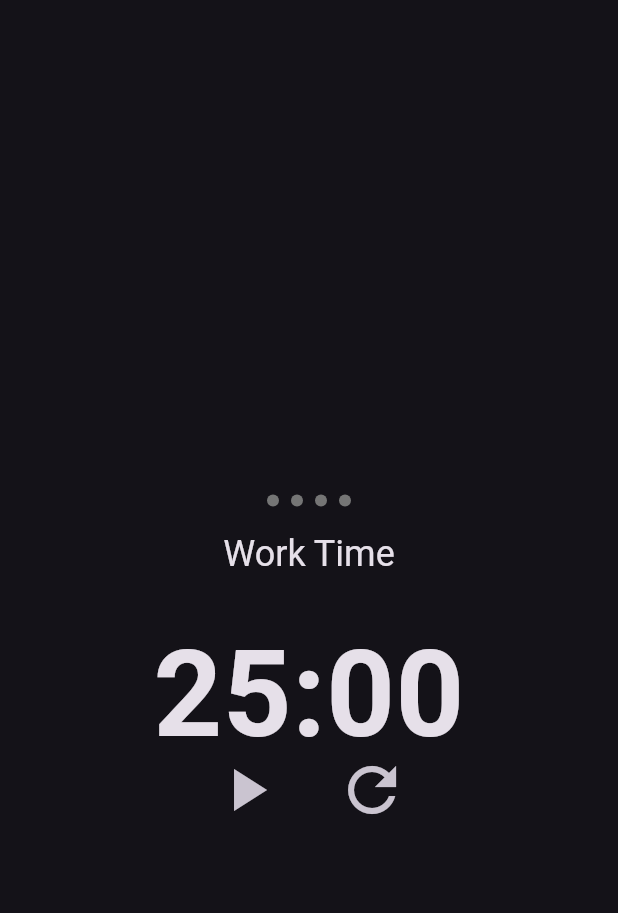
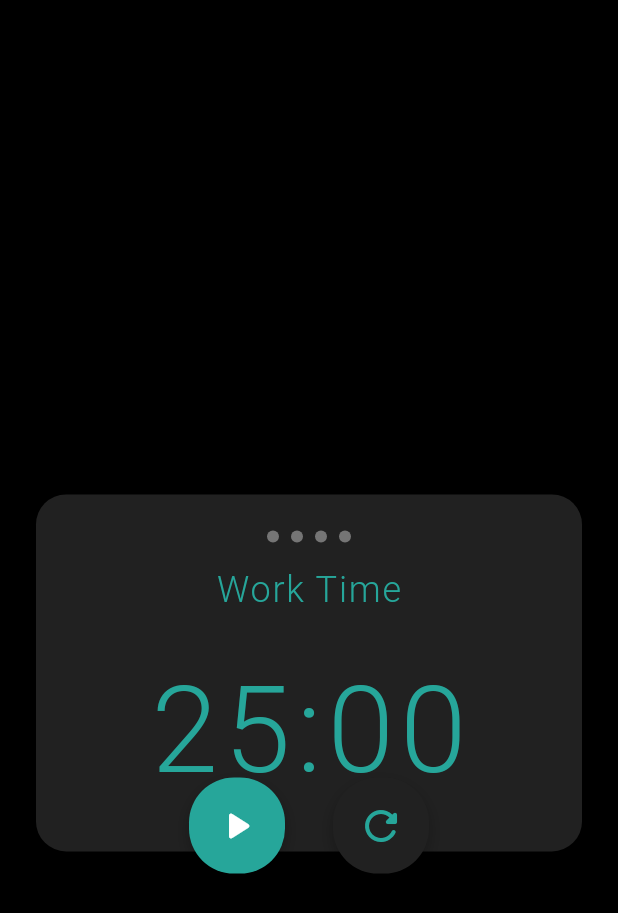
Before and after one commit to aksoyalpi/pomodoro, a Flutter app: the screen it shows after launch, on a phone screen of 412 x 824 dp. Shown: the top 913 px of the screen. Run offline on Flutter 3.47's test engine with Material 3 defaults, Android fonts, the phone set to English and light mode, and no system bars; our stand-ins replace audioplayers.

Commit message:
made it look better with theme colors (teal accent) and card style

```diff
--- a/lib/main.dart
+++ b/lib/main.dart
@@ -12,7 +12,22 @@ class PomodoroApp extends StatelessWidget {
   Widget build(BuildContext context) {
     return MaterialApp(
       title: 'Pomodoro Timer',
-      theme: ThemeData(primarySwatch: Colors.red, brightness: Brightness.dark),
+      theme: ThemeData(
+        colorScheme: ColorScheme.dark(
+          primary: Colors.teal[400]!,
+          secondary: Colors.tealAccent,
+          surface: Colors.grey[900]!,
+          background: Colors.black,
+        ),
+        useMaterial3: true,
+        textTheme: const TextTheme(
+          headlineSmall: TextStyle(
+            fontSize: 24,
+            fontWeight: FontWeight.w300,
+            letterSpacing: 1.2,
+          ),
+        ),
+      ),
       home: const TimerScreen(),
     );
   }
--- a/lib/screens/timer_screen.dart
+++ b/lib/screens/timer_screen.dart
@@ -177,6 +177,7 @@ class TimerScreenState extends State<TimerScreen>
   @override
   Widget build(BuildContext context) {
     return Scaffold(
+      backgroundColor: Theme.of(context).colorScheme.background,
       body: AnimatedBuilder(
         animation: _animationController,
         builder: (context, child) {
@@ -189,8 +190,24 @@ class TimerScreenState extends State<TimerScreen>
                     _timerPositionAnimation.value,
                 left: 0,
                 right: 0,
+                child: GestureDetector(
+                  onTap: _isRunning ? null : _showSettings,
                   child: Opacity(
                     opacity: _timerOpacityAnimation.value,
+                    child: Container(
+                      margin: const EdgeInsets.symmetric(horizontal: 24),
+                      padding: const EdgeInsets.all(24),
+                      decoration: BoxDecoration(
+                        color: Theme.of(context).colorScheme.surface,
+                        borderRadius: BorderRadius.circular(20),
+                        boxShadow: [
+                          BoxShadow(
+                            color: Colors.black26,
+                            blurRadius: 10,
+                            offset: const Offset(0, 5),
+                          ),
+                        ],
+                      ),
                       child: Column(
                         children: [
                           RoundIndicators(
@@ -200,28 +217,40 @@ class TimerScreenState extends State<TimerScreen>
                           const SizedBox(height: 16),
                           Text(
                             _isWorkTime ? 'Work Time' : 'Break Time',
-                        style: Theme.of(context).textTheme.headlineSmall,
+                            style: Theme.of(context).textTheme.headlineSmall
+                                ?.copyWith(
+                                  color: Theme.of(context).colorScheme.primary,
+                                ),
                           ),
                           const SizedBox(height: 20),
-                      GestureDetector(
-                        onTap: _showSettings,
-                        child: TimerDisplay(
-                          secondsRemaining: _secondsRemaining,
+                          TimerDisplay(secondsRemaining: _secondsRemaining),
+                        ],
                       ),
                     ),
-                    ],
                   ),
                 ),
               ),
 
               // Verse Section (Always centered)
               Positioned(
-                top: MediaQuery.of(context).size.height * 0.4,
-                left: 0,
-                right: 0,
-                child: Opacity(
+                top:
+                    MediaQuery.of(context).size.height *
+                    0.45, // Changed from 0.4 to 0.45
+                left: 24,
+                right: 24,
+                child: AnimatedOpacity(
+                  duration: const Duration(milliseconds: 500),
                   opacity: _verseOpacityAnimation.value,
+                  child: Container(
+                    padding: const EdgeInsets.all(20),
+                    decoration: BoxDecoration(
+                      color: Theme.of(
+                        context,
+                      ).colorScheme.surface.withOpacity(0.7),
+                      borderRadius: BorderRadius.circular(15),
+                    ),
                     child: const Center(child: QuranVerse()),
+                  ),
                 ),
               ),
 
@@ -232,10 +261,13 @@ class TimerScreenState extends State<TimerScreen>
                     _controlsPositionAnimation.value,
                 left: 0,
                 right: 0,
+                child: Container(
+                  padding: const EdgeInsets.all(24),
                   child: TimerControls(
                     isRunning: _isRunning,
                     onStartStop: _toggleTimer,
                     onReset: _resetTimer,
+                  ),
                 ),
               ),
             ],
--- a/lib/widgets/timer_controls.dart
+++ b/lib/widgets/timer_controls.dart
@@ -17,18 +17,59 @@ class TimerControls extends StatelessWidget {
     return Row(
       mainAxisAlignment: MainAxisAlignment.center,
       children: [
-        IconButton(
-          icon: Icon(isRunning ? Icons.pause : Icons.play_arrow),
-          iconSize: 48,
+        _buildControlButton(
+          context,
+          icon: isRunning ? Icons.pause_rounded : Icons.play_arrow_rounded,
           onPressed: onStartStop,
         ),
-        const SizedBox(width: 20),
-        IconButton(
-          icon: const Icon(Icons.refresh),
-          iconSize: 48,
+        const SizedBox(width: 32),
+        _buildControlButton(
+          context,
+          icon: Icons.refresh_rounded,
           onPressed: onReset,
+          isSecondary: true,
         ),
       ],
     );
   }
+
+  Widget _buildControlButton(
+    BuildContext context, {
+    required IconData icon,
+    required VoidCallback onPressed,
+    bool isSecondary = false,
+  }) {
+    return Container(
+      decoration: BoxDecoration(
+        color: isSecondary
+            ? Theme.of(context).colorScheme.surface
+            : Theme.of(context).colorScheme.primary,
+        borderRadius: BorderRadius.circular(30),
+        boxShadow: [
+          BoxShadow(
+            color: Colors.black26,
+            blurRadius: 8,
+            offset: const Offset(0, 4),
+          ),
+        ],
+      ),
+      child: Material(
+        color: Colors.transparent,
+        child: InkWell(
+          borderRadius: BorderRadius.circular(30),
+          onTap: onPressed,
+          child: Padding(
+            padding: const EdgeInsets.all(16),
+            child: Icon(
+              icon,
+              size: 32,
+              color: isSecondary
+                  ? Theme.of(context).colorScheme.primary
+                  : Colors.white,
+            ),
+          ),
+        ),
+      ),
+    );
+  }
 }
--- a/lib/widgets/timer_display.dart
+++ b/lib/widgets/timer_display.dart
@@ -12,9 +12,11 @@ class TimerDisplay extends StatelessWidget {
 
     return Text(
       '${minutes.toString().padLeft(2, '0')}:${seconds.toString().padLeft(2, '0')}',
-      style: const TextStyle(
+      style: TextStyle(
         fontSize: 80,
-        fontWeight: FontWeight.bold,
+        fontWeight: FontWeight.w300,
+        letterSpacing: 4,
+        color: Theme.of(context).colorScheme.primary,
       ),
     );
   }
```
Also changed, not shown: lib/widgets/timer_settings_dialog.dart (+135 -43 lines). Lines whose indentation alone changed are shown as unchanged.
